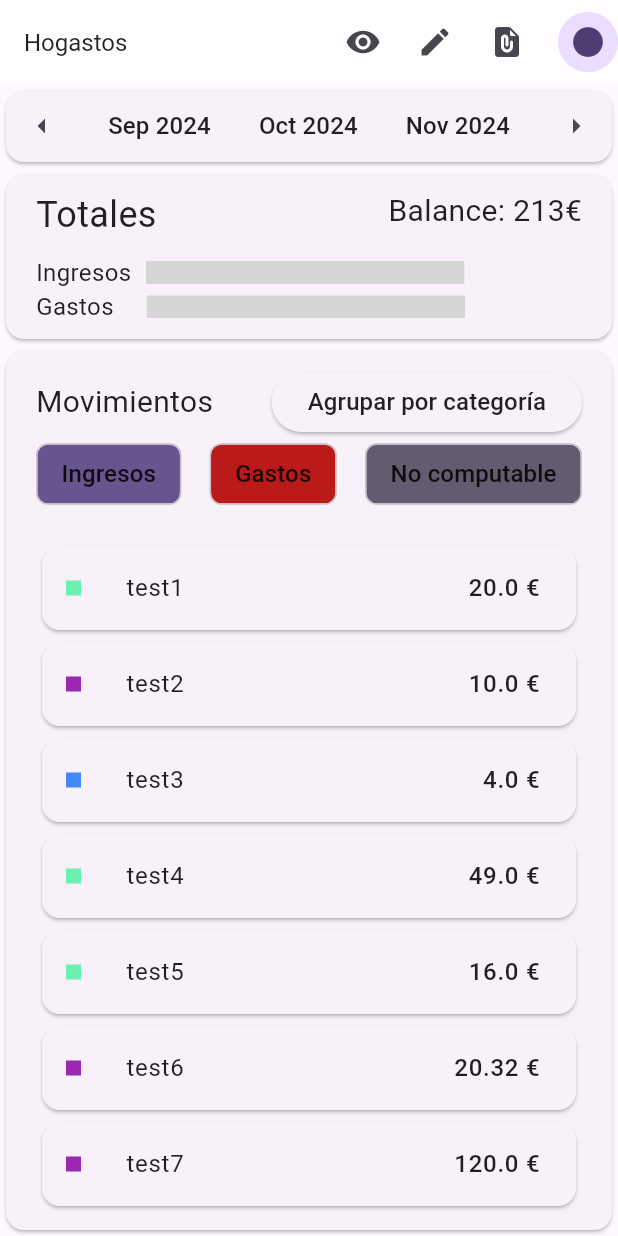
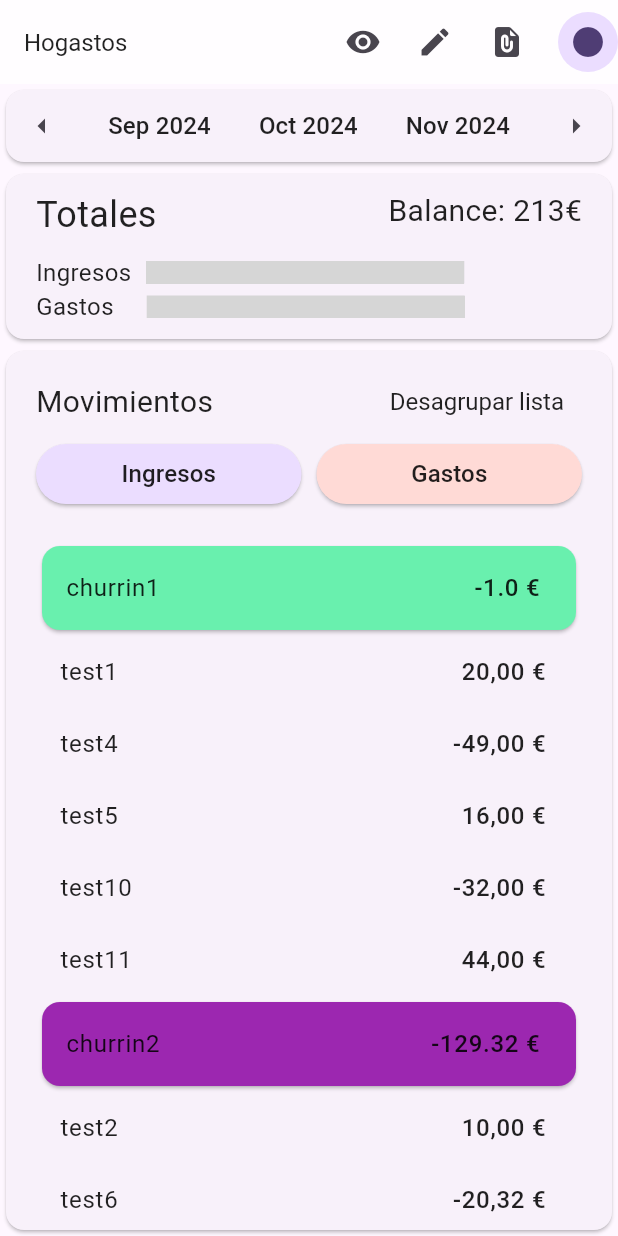
Before and after one commit to fguini/hogastos, a Flutter app: the screen it shows after launch, after a tap on "Crear", after a tap on "Agrupar por categoría", on a phone screen of 412 x 824 dp. Run offline on Flutter 3.47's test engine with Material 3 defaults, Android fonts, the phone set to English and light mode, and no system bars; drawn by our look-alikes of flutter_animate; our stand-ins replace flutter_secure_storage, local_auth, pin_code_fields; missing offline and left inert: d_chart; accounts and stored records are empty; generated files the repository leaves out were written again; grey boxes are pictures that could not be loaded.

Commit message:
Home: Bank movement lists grouped and simple

```diff
--- a/lib/components/authenticated_pages/home/home_bank_movements/home_bank_movements.dart
+++ b/lib/components/authenticated_pages/home/home_bank_movements/home_bank_movements.dart
@@ -1,31 +1,78 @@
 import 'package:flutter/material.dart';
+import 'package:hogastos/components/authenticated_pages/home/home_bank_movements/home_bank_movements_grouped_list.dart';
+import 'package:hogastos/components/authenticated_pages/home/home_bank_movements/home_bank_movements_simple_list.dart';
 import 'package:hogastos/components/texts/body_text.dart';
 import 'package:hogastos/components/texts/subtitle_text.dart';
+import 'package:hogastos/configurations/user_settings.dart';
+
+class Category {
+  final int id;
+  final String description;
+  final Color color;
+
+  Category(
+    this.id,
+    this.description,
+    this.color
+  );
+}
 
 class Item {
   final String text;
-  final Color color;
-  final double money;
+  final Category category;
+  final double amount;
 
-  Item(this.text, this.color, this.money);
+  Item(this.text, this.category, this.amount);
 }
 
 var items = [
-  Item('test1', Colors.greenAccent, 20),
-  Item('test2', Colors.purple, 10),
-  Item('test3', Colors.blueAccent, 4),
-  Item('test4', Colors.greenAccent, 49),
-  Item('test5', Colors.greenAccent, 16),
-  Item('test6', Colors.purple, 20.32),
-  Item('test7', Colors.purple, 120),
-  Item('test8', Colors.purple, 1),
-  Item('test9', Colors.blueAccent, 12),
-  Item('test10', Colors.greenAccent, 32),
-  Item('test11', Colors.greenAccent, 44),
+  Item('test1', Category(1, 'churrin1', Colors.greenAccent), 20),
+  Item('test2', Category(2, 'churrin2', Colors.purple), 10),
+  Item('test3', Category(3, 'churrin3', Colors.blueAccent), 4),
+  Item('test4', Category(1, 'churrin1', Colors.greenAccent), -49),
+  Item('test5', Category(1, 'churrin1', Colors.greenAccent), 16),
+  Item('test6', Category(2, 'churrin2', Colors.purple), -20.32),
+  Item('test7', Category(2, 'churrin2', Colors.purple), -120),
+  Item('test8', Category(2, 'churrin2', Colors.purple), 1),
+  Item('test9', Category(3, 'churrin3', Colors.blueAccent), -12),
+  Item('test10', Category(1, 'churrin1', Colors.greenAccent), -32),
+  Item('test11', Category(1, 'churrin1', Colors.greenAccent), 44),
 ];
 
-class HomeBankMovements extends StatelessWidget {
+class HomeBankMovements extends StatefulWidget {
   const HomeBankMovements({super.key});
+
+  @override
+  State<HomeBankMovements> createState() => _HomeBankMovementsState();
+}
+
+class _HomeBankMovementsState extends State<HomeBankMovements> {
+  bool _isGrouped = false;
+
+  void _initUserSettings() async {
+    var userSettings = await UserSettings().getUserSettings();
+
+    setState(() {
+      _isGrouped = userSettings.isGroupedListInHome;
+    });
+  }
+
+  @override
+  void initState() {
+    _initUserSettings();
+
+    super.initState();
+  }
+
+  void _handleToggleGrouped() {
+    var newIsGrouped = !_isGrouped;
+
+    UserSettings().saveIsGroupedListInHome(newIsGrouped);
+
+    setState(() {
+      _isGrouped = newIsGrouped;
+    });
+  }
 
   @override
   Widget build(BuildContext context) {
@@ -38,58 +85,55 @@ class HomeBankMovements extends StatelessWidget {
           mainAxisAlignment: MainAxisAlignment.spaceBetween,
           children: [
             SubtitleText('Movimientos'), // TODO translate
-            ElevatedButton(
-              onPressed: () {},
-              child: BodyText('Agrupar por categoría'),
+            TextButton(
+              style: ButtonStyle(
+                textStyle: WidgetStatePropertyAll(TextStyle(
+                  color: _isGrouped
+                    ? Theme.of(context).colorScheme.primary
+                    : Colors.black87
+                ))
+              ),
+              onPressed: _handleToggleGrouped,
+              child: BodyText(
+                _isGrouped
+                  ? 'Desagrupar lista'
+                  : 'Agrupar por categoría'
+              ),
             ),
           ],
         ),
         Row(
           mainAxisAlignment: MainAxisAlignment.spaceBetween,
           children: [
-            Chip(
-              label: BodyText('Ingresos'), // TODO translate
-              color: WidgetStateProperty.all(
-                Theme.of(context).colorScheme.primary
+            Expanded(
+              child: ElevatedButton(
+                onPressed: () {},
+                style: ButtonStyle(
+                  backgroundColor: WidgetStateProperty.all(
+                    Theme.of(context).colorScheme.primaryContainer
+                  )
+                ),
+                child: BodyText('Ingresos'), // TODO translate
               ),
             ),
-            Chip(
-              label: BodyText('Gastos'), // TODO translate
-              color: WidgetStateProperty.all(
-                  Theme.of(context).colorScheme.error
-              ),
-            ),
-            Chip(
-              label: BodyText('No computable'), // TODO translate
-              color: WidgetStateProperty.all(
-                Theme.of(context).colorScheme.secondary
+            SizedBox(width: 10),
+            Expanded(
+              child: ElevatedButton(
+                onPressed: () {},
+                style: ButtonStyle(
+                  backgroundColor: WidgetStateProperty.all(
+                    Theme.of(context).colorScheme.errorContainer
+                  )
+                ),
+                child: BodyText('Gastos'), // TODO translate
               ),
             ),
           ],
         ),
         SizedBox(height: 20),
-        Flexible(
-          child: ListView.builder(
-            itemCount: items.length,
-            itemBuilder: (_, index) {
-              var item = items[index];
-
-              return Card(
-                child: ListTile(
-                  title: BodyText(item.text),
-                  leading: SizedBox(
-                    width: 10,
-                    height: 10,
-                    child: ColoredBox(color: item.color),
-                  ),
-                  trailing: BodyText(
-                    '${item.money} €'
-                  ),
-                ),
-              );
-            },
-          ),
-        ),
+        _isGrouped
+          ? HomeBankMovementsGroupedList(items: items)
+          : HomeBankMovementsSimpleList(items: items),
       ],
     );
   }
--- /dev/null
+++ b/lib/components/authenticated_pages/home/home_bank_movements/home_bank_movements_grouped_list.dart
@@ -0,0 +1,74 @@
+import 'package:flutter/material.dart';
+import 'package:flutter_gen/gen_l10n/app_localizations.dart';
+import 'package:hogastos/components/authenticated_pages/home/home_bank_movements/home_bank_movements.dart';
+import 'package:hogastos/components/texts/body_text.dart';
+
+class _GroupedItems {
+  final Category category;
+  final List<Item> items;
+  double total;
+
+  _GroupedItems(this.category, this.items, { this.total = 0 });
+}
+
+
+class HomeBankMovementsGroupedList extends StatelessWidget {
+  late List<_GroupedItems> _items;
+
+  HomeBankMovementsGroupedList({ super.key, required List<Item> items }) {
+    _items = _getGroupedItems(items);
+  }
+
+  List<_GroupedItems> _getGroupedItems(List<Item> items) {
+    List<_GroupedItems> groupedItems = [];
+
+    for (var item in items) {
+      var groupedCategory = groupedItems.where(
+        (groupedItem) => groupedItem.category.id == item.category.id
+      ).firstOrNull;
+      if(groupedCategory != null) {
+        groupedCategory.items.add(item);
+        groupedCategory.total += item.amount;
+      } else {
+        groupedItems.add(
+          _GroupedItems(item.category, [item], total: item.amount)
+        );
+      }
+    }
+
+    return groupedItems;
+  }
+
+  @override
+  Widget build(BuildContext context) {
+    return Flexible(
+      child: ListView.builder(
+        itemCount: _items.length,
+        itemBuilder: (_, index) {
+          var item = _items[index];
+
+          return Column(
+            children: [
+              Card(
+                color: item.category.color,
+                child: ListTile(
+                  title: BodyText(item.category.description),
+                  trailing: BodyText(
+                    '${item.total} €'
+                  ),
+                ),
+              ),
+              ...item.items.map((childItem) => ListTile(
+                dense: true,
+                title: BodyText(childItem.text),
+                trailing: BodyText(
+                  AppLocalizations.of(context)!.amountCurrency(childItem.amount),
+                ),
+              )),
+            ],
+          );
+        },
+      ),
+    );
+  }
+}
--- /dev/null
+++ b/lib/components/authenticated_pages/home/home_bank_movements/home_bank_movements_simple_list.dart
@@ -0,0 +1,36 @@
+import 'package:flutter/material.dart';
+import 'package:flutter_gen/gen_l10n/app_localizations.dart';
+import 'package:hogastos/components/authenticated_pages/home/home_bank_movements/home_bank_movements.dart';
+import 'package:hogastos/components/texts/body_text.dart';
+
+class HomeBankMovementsSimpleList extends StatelessWidget {
+  final List<Item> items;
+
+  const HomeBankMovementsSimpleList({super.key, required this.items});
+
+  @override
+  Widget build(BuildContext context) {
+    return Flexible(
+      child: ListView.builder(
+        itemCount: items.length,
+        itemBuilder: (_, index) {
+          var item = items[index];
+
+          return Card(
+            child: ListTile(
+              title: BodyText(item.text),
+              leading: SizedBox(
+                width: 10,
+                height: 10,
+                child: ColoredBox(color: item.category.color),
+              ),
+              trailing: BodyText(
+                AppLocalizations.of(context)!.amountCurrency(item.amount),
+              ),
+            ),
+          );
+        },
+      ),
+    );
+  }
+}
--- a/lib/configurations/user_settings.dart
+++ b/lib/configurations/user_settings.dart
@@ -7,21 +7,28 @@ AndroidOptions _getAndroidOptions() => const AndroidOptions(
 
 
 const _biometricAuthKey = 'biometric-auth';
+const _isGroupedListInHome = 'is-grouped-list-in-home';
 
 class _SettingsCreator {
   static final storage = FlutterSecureStorage(aOptions: _getAndroidOptions());
 
-  static Future<bool> getBiometricAuth() async {
-    var isEnabledString = await storage.read(key: _biometricAuthKey);
+  static Future<bool> _getBooleanValue(String key) async {
+    var value = await storage.read(key: key);
 
-    return isEnabledString == null
-      ? false
-      : bool.parse(isEnabledString);
+    return value == null
+        ? false
+        : bool.parse(value);
   }
 
-  static Future<void> saveBiometricAuth(bool isEnabled) async {
+  static Future<bool> getBiometricAuth() =>
+    _getBooleanValue(_biometricAuthKey);
+  static Future<bool> getIsGroupedListInHome() =>
+    _getBooleanValue(_isGroupedListInHome);
+
+  static Future<void> saveBiometricAuth(bool isEnabled) async =>
     await storage.write(key: _biometricAuthKey, value: isEnabled.toString());
-  }
+  static Future<void> saveIsGroupedListInHome(bool isGrouped) async =>
+    await storage.write(key: _isGroupedListInHome, value: isGrouped.toString());
 }
 
 class UserSettings {
@@ -34,6 +41,7 @@ class UserSettings {
   Future<Settings> getUserSettings() async {
     settings ??= Settings(
       isBiometricAuthEnabled: await _SettingsCreator.getBiometricAuth(),
+      isGroupedListInHome: await _SettingsCreator.getIsGroupedListInHome(),
     );
 
     return settings!;
@@ -42,4 +50,8 @@ class UserSettings {
   Future<void> saveBiometricAuth(bool isEnabled) async {
     _SettingsCreator.saveBiometricAuth(isEnabled);
   }
+
+  Future<void> saveIsGroupedListInHome(bool isGrouped) async {
+    _SettingsCreator.saveIsGroupedListInHome(isGrouped);
+  }
 }
--- a/lib/l10n/app_es.arb
+++ b/lib/l10n/app_es.arb
@@ -4,6 +4,19 @@
     "actionsLocalAuth": "Autentica para acceder a la aplicación",
     "actionsLogin": "Iniciar sesión",
     "actionsLogout": "Cerrar sesión",
+    "amountCurrency": "{amount}",
+    "@amountCurrency": {
+        "description": "Localization for amount plus currency",
+        "placeholders": {
+            "amount": {
+                "type": "double",
+                "format": "simpleCurrency",
+                "optionalParameters": {
+                    "decimalDigits": 2
+                }
+            }
+        }
+    },
     "pageCreateUserTitle": "Crea un pin para acceder",
     "validationsIsRequired": "Es obligatorio",
     "validationsMinLength": "El tamaño minimo es {length}",
--- a/lib/models/settings.dart
+++ b/lib/models/settings.dart
@@ -1,5 +1,9 @@
 class Settings {
   final bool isBiometricAuthEnabled;
+  final bool isGroupedListInHome;
 
-  Settings({required this.isBiometricAuthEnabled});
+  Settings({
+    required this.isBiometricAuthEnabled,
+    required this.isGroupedListInHome,
+  });
 }
```
